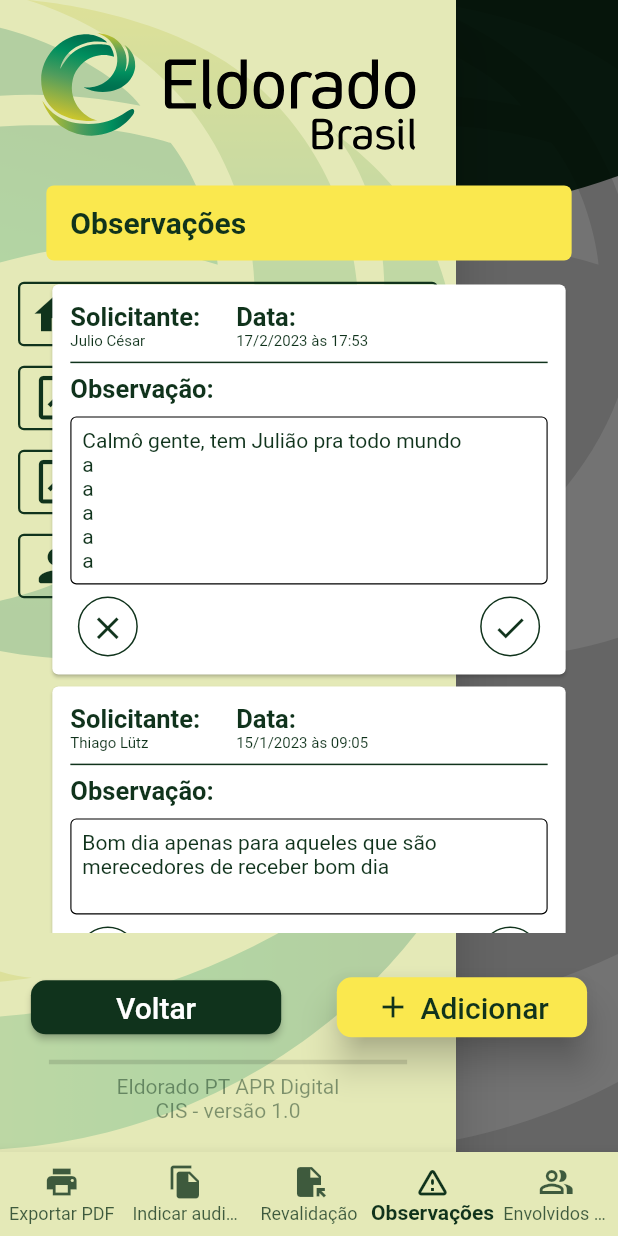
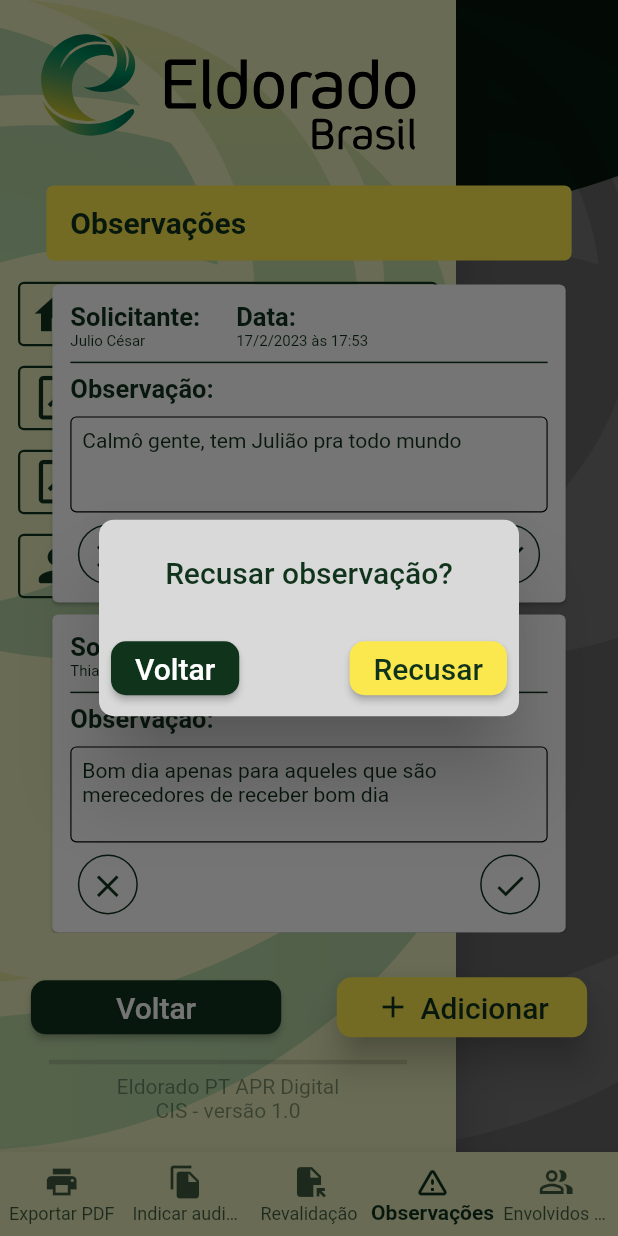
Before and after one commit to lutzzdias/eldorado-ui, a Flutter app: the screen it shows after launch, in the side drawer, after a tap on the "close" icon, on a phone screen of 412 x 824 dp. Run offline on Flutter 3.47's test engine with Material 2 defaults, Android fonts, the phone set to English and light mode, and no system bars; our stand-ins replace flutter_svg.

Commit message:
Create title and actions dialog

```diff
--- a/lib/src/features/observation/presentation/list_observations/list_observations_screen.dart
+++ b/lib/src/features/observation/presentation/list_observations/list_observations_screen.dart
@@ -17,7 +17,7 @@ class ListObservationsScreen extends StatelessWidget {
     Observation(
       requester: 'Julio César',
       date: DateTime(2023, 02, 17, 17, 53),
-      content: 'Calmô gente, tem Julião pra todo mundo\na\na\na\na\na\nasdfsdf',
+      content: 'Calmô gente, tem Julião pra todo mundo',
     ),
     Observation(
       requester: 'Thiago Lütz',
--- a/lib/src/features/observation/presentation/list_observations/widgets/observation_item_actions.dart
+++ b/lib/src/features/observation/presentation/list_observations/widgets/observation_item_actions.dart
@@ -1,4 +1,5 @@
 import 'package:eldorado/src/constants/custom_colors.dart';
+import 'package:eldorado/src/features/observation/presentation/list_observations/widgets/title_actions_dialog.dart';
 import 'package:flutter/material.dart';
 
 class ObservationItemActions extends StatelessWidget {
@@ -25,7 +26,17 @@ class ObservationItemActions extends StatelessWidget {
           child: IconButton(
             alignment: Alignment.topCenter,
             color: CustomColors.darkGreen,
-            onPressed: () => debugPrint('Clicked on reject observation $index'),
+            onPressed: () => showDialog(
+              context: context,
+              builder: (_) => TitleActionsDialog(
+                dialogTitle: 'Recusar observação?',
+                leadingButtonTitle: 'Voltar',
+                leadingButtonOnPressed: () => Navigator.of(context).pop(),
+                trailingButtonTitle: 'Recusar',
+                trailingButtonOnPressed: () =>
+                    debugPrint('clicked on reject observation'),
+              ),
+            ),
             icon: const Icon(Icons.close),
             iconSize: 25,
           ),
@@ -41,8 +52,17 @@ class ObservationItemActions extends StatelessWidget {
           ),
           child: IconButton(
             color: CustomColors.darkGreen,
-            onPressed: () =>
-                debugPrint('Clicked on approve observation $index'),
+            onPressed: () => showDialog(
+              context: context,
+              builder: (_) => TitleActionsDialog(
+                dialogTitle: 'Aprovar observação?',
+                leadingButtonTitle: 'Voltar',
+                leadingButtonOnPressed: () => Navigator.of(context).pop(),
+                trailingButtonTitle: 'Aprovar',
+                trailingButtonOnPressed: () =>
+                    debugPrint('clicked on approve observation'),
+              ),
+            ),
             icon: const Icon(Icons.check),
           ),
         ),
--- /dev/null
+++ b/lib/src/features/observation/presentation/list_observations/widgets/title_actions_dialog.dart
@@ -0,0 +1,67 @@
+import 'package:eldorado/src/constants/custom_colors.dart';
+import 'package:flutter/material.dart';
+
+class TitleActionsDialog extends StatelessWidget {
+  final String dialogTitle;
+  final String leadingButtonTitle;
+  final String trailingButtonTitle;
+
+  final VoidCallback leadingButtonOnPressed;
+  final VoidCallback trailingButtonOnPressed;
+
+  const TitleActionsDialog({
+    super.key,
+    required this.dialogTitle,
+    required this.leadingButtonTitle,
+    required this.trailingButtonTitle,
+    required this.leadingButtonOnPressed,
+    required this.trailingButtonOnPressed,
+  });
+
+  @override
+  Widget build(BuildContext context) {
+    return AlertDialog(
+      backgroundColor: CustomColors.gray,
+      shape: RoundedRectangleBorder(borderRadius: BorderRadius.circular(10)),
+      title: Text(
+        dialogTitle,
+        textAlign: TextAlign.center,
+        style: const TextStyle(
+          color: CustomColors.darkGreen,
+        ),
+      ),
+      actionsAlignment: MainAxisAlignment.spaceBetween,
+      actions: [
+        ElevatedButton(
+          onPressed: leadingButtonOnPressed,
+          style: ElevatedButton.styleFrom(
+            backgroundColor: CustomColors.darkGreen,
+            shape: RoundedRectangleBorder(
+              borderRadius: BorderRadius.circular(10),
+            ),
+            textStyle: const TextStyle(
+              fontSize: 20,
+              fontWeight: FontWeight.w500,
+            ),
+          ),
+          child: Text(leadingButtonTitle),
+        ),
+        ElevatedButton(
+          onPressed: trailingButtonOnPressed,
+          style: ElevatedButton.styleFrom(
+            backgroundColor: CustomColors.yellow,
+            foregroundColor: CustomColors.darkGreen,
+            shape: RoundedRectangleBorder(
+              borderRadius: BorderRadius.circular(10),
+            ),
+            textStyle: const TextStyle(
+              fontSize: 20,
+              fontWeight: FontWeight.w500,
+            ),
+          ),
+          child: Text(trailingButtonTitle),
+        ),
+      ],
+    );
+  }
+}
```
